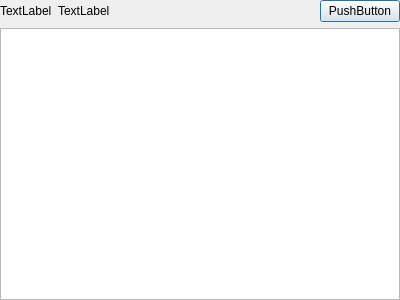
Old version of the form FileManagerSnapShotDialog.ui in the repository wruwami/TPCAM-M30.
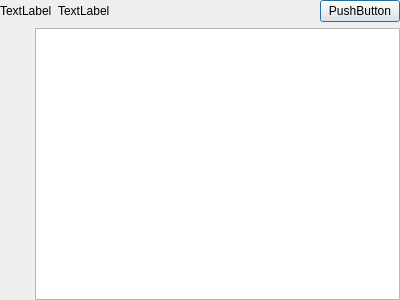
New version of the form. Custom widgets are drawn as their Qt base class.

```diff
--- a/FileManagerSnapShotDialog.ui
+++ b/FileManagerSnapShotDialog.ui
@@ -54,7 +54,20 @@
       </layout>
      </item>
      <item>
-      <layout class="QHBoxLayout" name="horizontalLayout_2">
+      <layout class="QHBoxLayout" name="horizontalLayout_2" stretch="35,360">
+       <item>
+        <spacer name="horizontalSpacer">
+         <property name="orientation">
+          <enum>Qt::Horizontal</enum>
+         </property>
+         <property name="sizeHint" stdset="0">
+          <size>
+           <width>40</width>
+           <height>20</height>
+          </size>
+         </property>
+        </spacer>
+       </item>
        <item>
         <widget class="CustomList" name="listWidget">
          <property name="lineWidth">
```
